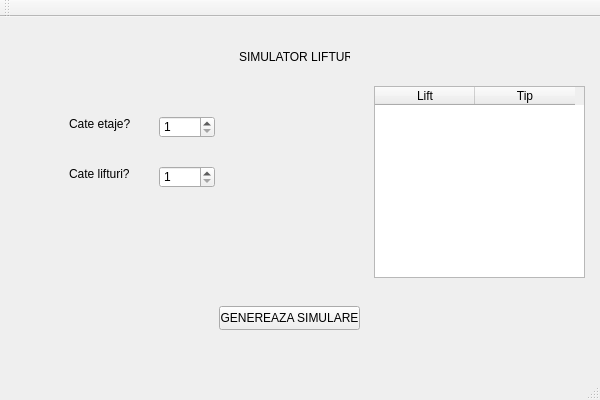
Old version of the form Proiect_POO/Proiect_POO/MainWindow.ui in the repository malariogaming/Proiect_POO.
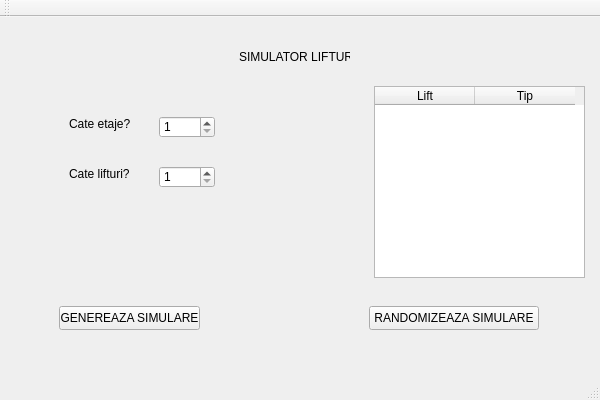
New version of the form.

The edit to the form file:
```diff
--- a/Proiect_POO/Proiect_POO/MainWindow.ui
+++ b/Proiect_POO/Proiect_POO/MainWindow.ui
@@ -104,7 +104,7 @@
      <widget class="QPushButton" name="btnGenerare">
       <property name="geometry">
        <rect>
-        <x>220</x>
+        <x>60</x>
         <y>280</y>
         <width>141</width>
         <height>24</height>
@@ -137,6 +137,19 @@
        </property>
       </column>
      </widget>
+     <widget class="QPushButton" name="btnRandomizeaza">
+      <property name="geometry">
+       <rect>
+        <x>370</x>
+        <y>280</y>
+        <width>170</width>
+        <height>24</height>
+       </rect>
+      </property>
+      <property name="text">
+       <string>RANDOMIZEAZA SIMULARE</string>
+      </property>
+     </widget>
     </widget>
     <widget class="QWidget" name="page_2">
      <widget class="QWidget" name="verticalLayoutWidget">
```
